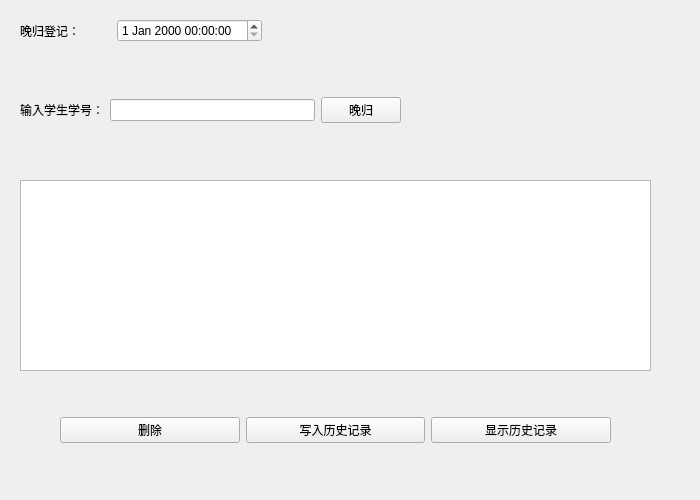
Old version of the form StudentDormManage/formforwangui.ui in the repository ThocatsYoung/StuDormMana.
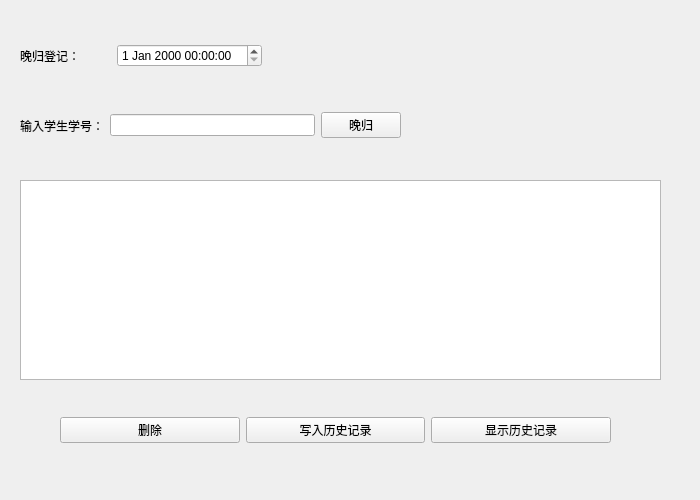
New version of the form.

```diff
--- a/StudentDormManage/formforwangui.ui
+++ b/StudentDormManage/formforwangui.ui
@@ -17,9 +17,9 @@
    <property name="geometry">
     <rect>
      <x>20</x>
-     <y>70</y>
+     <y>110</y>
      <width>381</width>
-     <height>80</height>
+     <height>31</height>
     </rect>
    </property>
    <layout class="QHBoxLayout" name="horizontalLayout">
@@ -47,13 +47,16 @@
     <rect>
      <x>20</x>
      <y>180</y>
-     <width>631</width>
-     <height>191</height>
+     <width>641</width>
+     <height>200</height>
     </rect>
    </property>
    <attribute name="horizontalHeaderStretchLastSection">
     <bool>true</bool>
    </attribute>
+   <attribute name="verticalHeaderVisible">
+    <bool>false</bool>
+   </attribute>
   </widget>
   <widget class="QWidget" name="horizontalLayoutWidget_2">
    <property name="geometry">
@@ -92,9 +95,9 @@
    <property name="geometry">
     <rect>
      <x>20</x>
-     <y>10</y>
+     <y>40</y>
      <width>242</width>
-     <height>41</height>
+     <height>31</height>
     </rect>
    </property>
    <layout class="QHBoxLayout" name="horizontalLayout_3">
```
